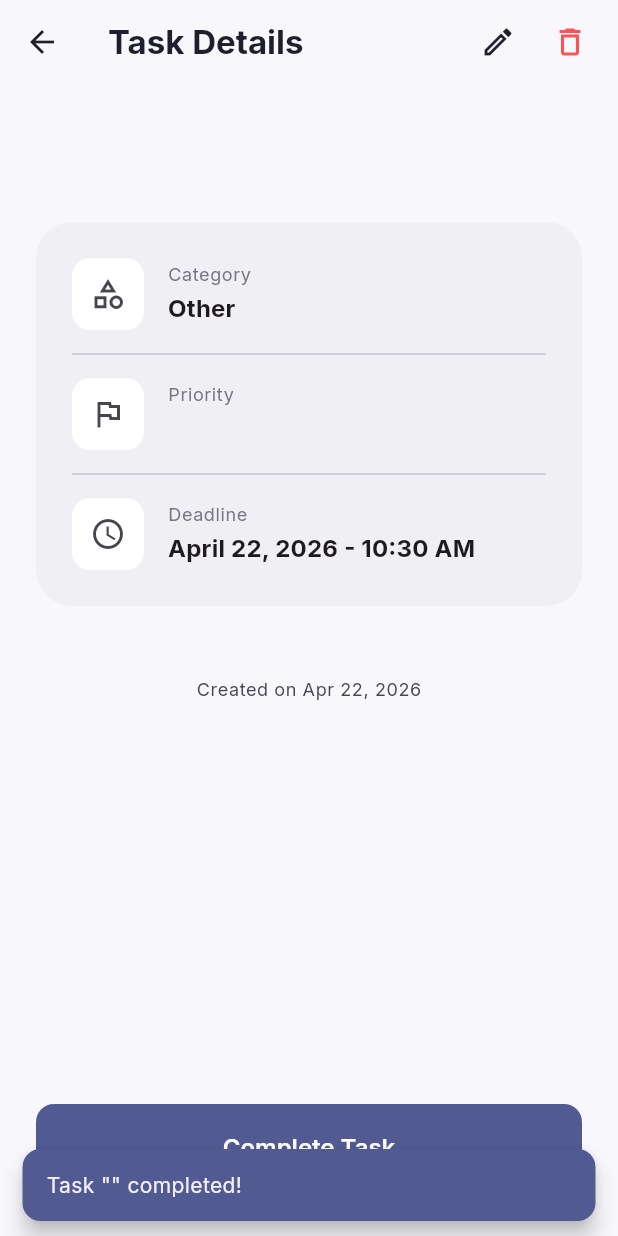
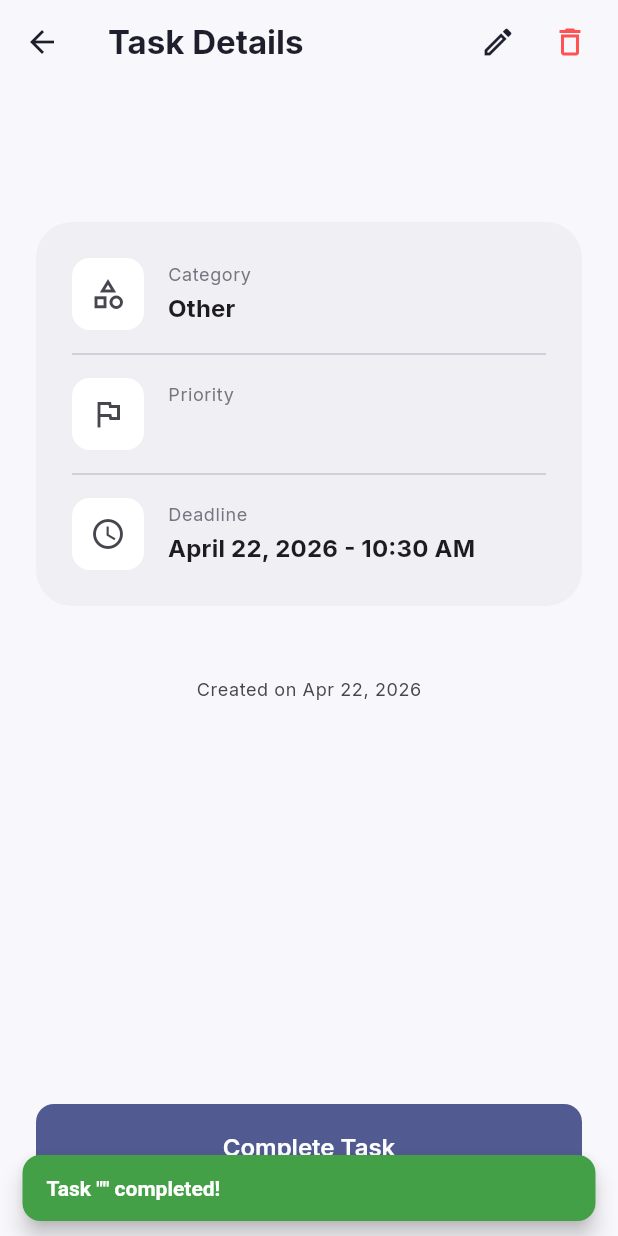
Before and after one commit to BomScoob12/mass-todo, a Flutter app: the TaskDetailsScreen screen opened directly with empty values, after a tap on "Complete Task", on a phone screen of 412 x 824 dp. Run offline on Flutter 3.47's test engine with Material 3 defaults, Android fonts, the phone set to English and light mode, and no system bars; our stand-ins replace flutter_riverpod, google_fonts, sqflite; accounts and stored records are empty.

Commit message:
feat: centralized the ScaffoldMessenger management

```diff
--- a/app/lib/main.dart
+++ b/app/lib/main.dart
@@ -2,6 +2,7 @@ import 'package:flutter/material.dart';
 import 'package:flutter_riverpod/flutter_riverpod.dart';
 import 'package:masstodo/ui/app_theme.dart';
 import 'package:masstodo/ui/main_navigation.dart';
+import 'package:masstodo/utils/messenger_utils.dart';
 
 void main() {
   WidgetsFlutterBinding.ensureInitialized();
@@ -16,6 +17,7 @@ class TodoApp extends StatelessWidget {
     return MaterialApp(
       title: 'MassTodo',
       theme: AppTheme.lightTheme,
+      scaffoldMessengerKey: Messenger.scaffoldMessengerKey,
       home: const MainNavigation(),
       debugShowCheckedModeBanner: false,
     );
--- a/app/lib/ui/app_theme.dart
+++ b/app/lib/ui/app_theme.dart
@@ -101,6 +101,12 @@ class AppTheme {
         unselectedItemColor: AppColors.textSecondary,
         elevation: 8,
       ),
+      snackBarTheme: SnackBarThemeData(
+        behavior: SnackBarBehavior.floating,
+        backgroundColor: AppColors.primary,
+        contentTextStyle: const TextStyle(fontWeight: FontWeight.w600, color: Colors.white),
+        shape: RoundedRectangleBorder(borderRadius: AppRadius.radiusM),
+      ),
     );
   }
 }
--- a/app/lib/ui/new_task_screen.dart
+++ b/app/lib/ui/new_task_screen.dart
@@ -6,6 +6,7 @@ import 'package:masstodo/providers/category_provider.dart';
 import 'package:masstodo/providers/task_form_provider.dart';
 import 'package:masstodo/utils/date_extensions.dart';
 import 'package:masstodo/ui/app_styles.dart';
+import 'package:masstodo/utils/messenger_utils.dart';
 import 'package:uuid/uuid.dart';
 
 import 'package:masstodo/ui/widgets/new_task/priority_selector.dart';
@@ -51,9 +52,7 @@ class _NewTaskScreenState extends ConsumerState<NewTaskScreen> {
   Future<void> _saveTask(TaskFormState formState) async {
     if (_formKey.currentState!.validate()) {
       if (formState.categoryId == null && !formState.isCreatingCategory) {
-        ScaffoldMessenger.of(context).showSnackBar(
-          const SnackBar(content: Text('Please select or create a category')),
-        );
+        Messenger.showSnackbar('Please select or create a category', isError: true);
         return;
       }
 
--- a/app/lib/ui/task_details_screen.dart
+++ b/app/lib/ui/task_details_screen.dart
@@ -4,6 +4,7 @@ import 'package:masstodo/models/task_model.dart';
 import 'package:masstodo/providers/task_provider.dart';
 import 'package:masstodo/providers/category_provider.dart';
 import 'package:masstodo/utils/date_extensions.dart';
+import 'package:masstodo/utils/messenger_utils.dart';
 import 'package:masstodo/ui/new_task_screen.dart';
 import 'package:masstodo/ui/app_styles.dart';
 
@@ -190,14 +191,7 @@ class TaskDetailsScreen extends ConsumerWidget {
 
             if (!context.mounted) return;
             if (!wasCompleted) {
-              ScaffoldMessenger.of(context).showSnackBar(
-                SnackBar(
-                  content: Text('Task "${task.name}" completed!'),
-                  behavior: SnackBarBehavior.floating,
-                  backgroundColor: Theme.of(context).colorScheme.primary,
-                  shape: RoundedRectangleBorder(borderRadius: BorderRadius.circular(12)),
-                ),
-              );
+              Messenger.showSnackbar('Task "${task.name}" completed!', isSuccess: true);
             }
           },
           style: ElevatedButton.styleFrom(
--- /dev/null
+++ b/app/lib/utils/messenger_utils.dart
@@ -0,0 +1,36 @@
+import 'package:flutter/material.dart';
+import 'package:masstodo/ui/app_styles.dart';
+
+class Messenger {
+  static final scaffoldMessengerKey = GlobalKey<ScaffoldMessengerState>();
+
+  static void showSnackbar(
+    String message, {
+    bool isError = false,
+    bool isSuccess = false,
+    SnackBarAction? action,
+  }) {
+    final state = scaffoldMessengerKey.currentState;
+    if (state == null) return;
+
+    state.hideCurrentSnackBar();
+
+    Color backgroundColor = AppColors.primary;
+    if (isError) backgroundColor = AppColors.error;
+    if (isSuccess) backgroundColor = AppColors.success;
+
+    state.showSnackBar(
+      SnackBar(
+        content: Text(
+          message,
+          style: const TextStyle(fontWeight: FontWeight.w600, color: Colors.white),
+        ),
+        action: action,
+        backgroundColor: backgroundColor,
+        behavior: SnackBarBehavior.floating,
+        shape: RoundedRectangleBorder(borderRadius: AppRadius.radiusM),
+        duration: const Duration(seconds: 2),
+      ),
+    );
+  }
+}
```
Also changed, not shown: app/lib/ui/widgets/tasks/task_list_item.dart (+11 -17 lines).
